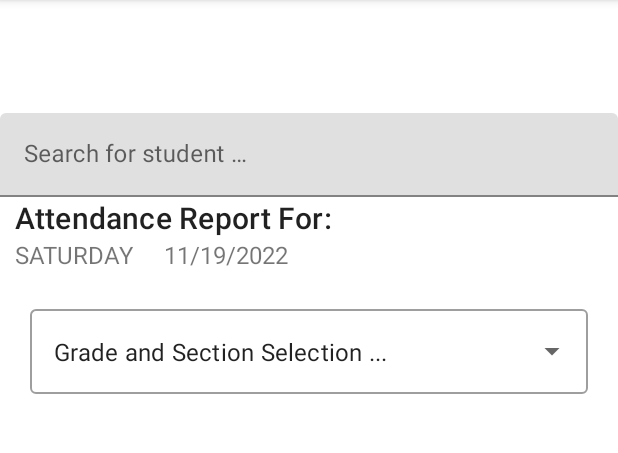
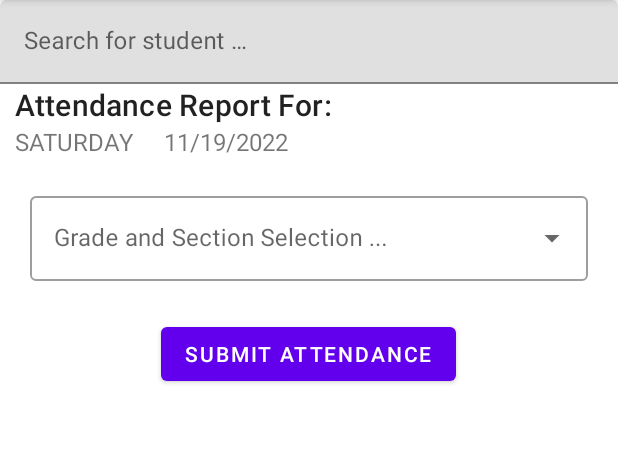
Before and after one commit to adumitriu21/ReachedApp, an Android app: the TeacherAttendanceView screen opened through its navigation route, on a phone screen of 412 x 824 dp, the part 84-537 px from its top. Run offline under Robolectric (Android 15) with nearby library versions, the phone set to English and light mode, and no system bars; our stand-ins replace Firebase (no records; nobody signed in at launch, a user with empty details on screens opened directly).

Commit message:
minor UI cleanup, added Submit Attendance button in the TeacherAttendanceView... no functionality yet

```diff
--- a/app/src/main/res/layout/activity_main.xml
+++ b/app/src/main/res/layout/activity_main.xml
@@ -21,7 +21,6 @@
         app:layout_constraintHorizontal_bias="0.5"
         app:layout_constraintLeft_toLeftOf="parent"
         app:layout_constraintRight_toRightOf="parent"
-        app:layout_constraintTop_toTopOf="parent"
-        android:layout_marginTop="75dp"/>
+        app:layout_constraintTop_toTopOf="parent"/>
 
 </androidx.constraintlayout.widget.ConstraintLayout>
--- a/app/src/main/res/layout/fragment_teacher_attendance_view.xml
+++ b/app/src/main/res/layout/fragment_teacher_attendance_view.xml
@@ -6,7 +6,8 @@
     android:id="@+id/teacher_attendance_view"
     xmlns:app="http://schemas.android.com/apk/res-auto"
     android:orientation="vertical"
-    tools:context=".Views.TeacherAttendanceView">
+    tools:context=".Views.TeacherAttendanceView"
+   >
 
     <!-- TODO: Update blank fragment layout -->
 
@@ -88,12 +89,28 @@
                     android:layout_height="match_parent"
                     android:layout_weight="1"
                     android:inputType="none"
-                    android:text="Grade and Section Selection ..."
+
+                    android:hint="Grade and Section Selection ..."
                     />
 
             </com.google.android.material.textfield.TextInputLayout>
 
+
+
         </LinearLayout>
+
+            <RelativeLayout
+                android:layout_width="match_parent"
+                android:layout_height="match_parent">
+                <Button android:layout_width="wrap_content"
+                    android:layout_height="wrap_content"
+                    android:layout_marginTop="10dp"
+                    android:text="Submit Attendance"
+                    android:id="@+id/submitAttendance"
+                    android:layout_centerInParent="true">
+                </Button>
+            </RelativeLayout>
+
 
             <androidx.recyclerview.widget.RecyclerView
                 android:id="@+id/studentsList"
@@ -102,9 +119,12 @@
                 android:layout_width="match_parent"
                 android:layout_height="wrap_content"/>
 
+
+
         </LinearLayout>
 
 
 
 
+
 </LinearLayout>
```
